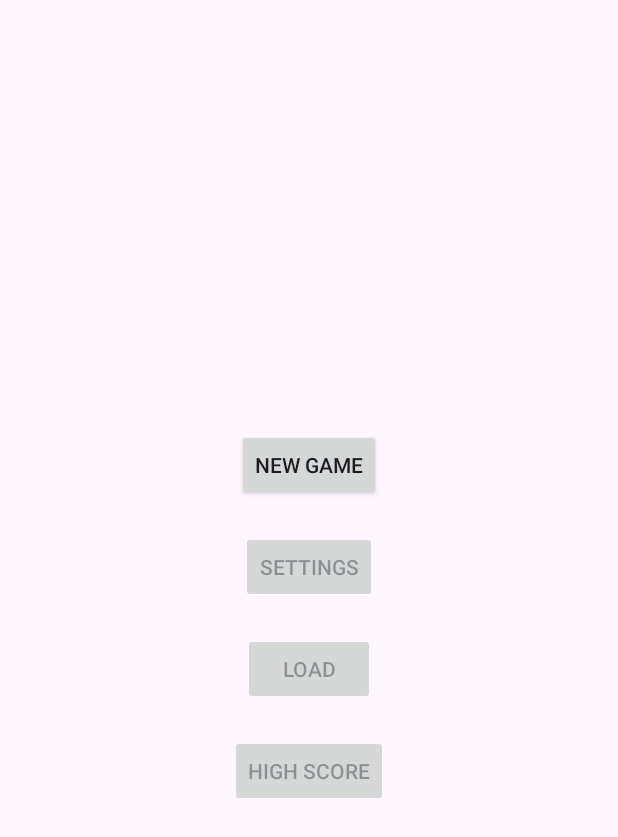
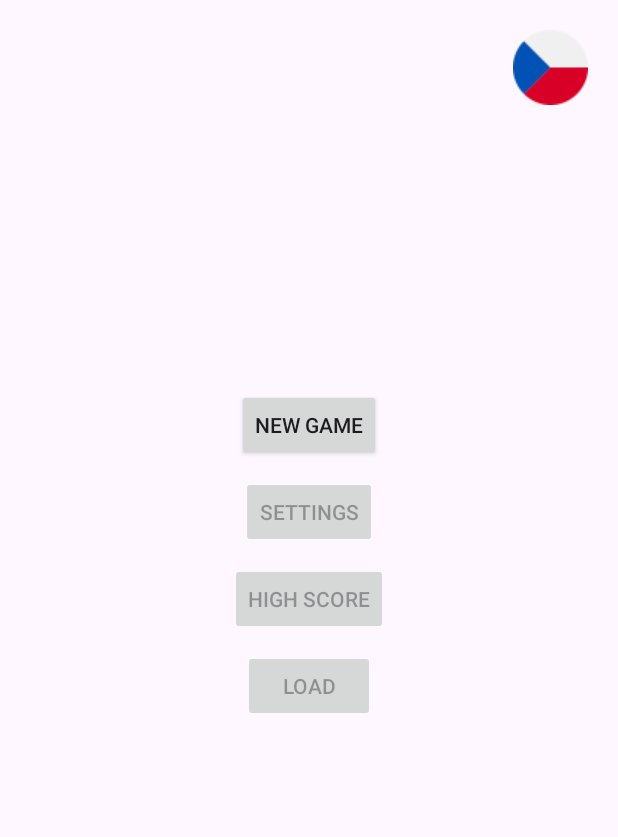
Before and after one commit to MichalLastovka/TheHangman, an Android app: the screen it shows after launch (Menu), on a phone screen of 412 x 824 dp. Shown: the top 837 px of the screen. Run offline under Robolectric (Android 15) with nearby library versions, the phone set to English and light mode, and no system bars.

Commit message:
New icon

```diff
--- a/app/src/main/java/eu/example/thehangman/Game.kt
+++ b/app/src/main/java/eu/example/thehangman/Game.kt
@@ -39,9 +39,6 @@ class Game : AppCompatActivity() {
     override fun onCreate(savedInstanceState: Bundle?) {
         super.onCreate(savedInstanceState)
         setContentView(R.layout.activity_main)
-
-
-
 
         val secret = pickWord()
         println(secret)
--- a/app/src/main/java/eu/example/thehangman/GameSettings.kt
+++ b/app/src/main/java/eu/example/thehangman/GameSettings.kt
@@ -12,7 +12,7 @@ class GameSettings : AppCompatActivity() {
         setContentView(R.layout.activity_game_settings)
 
         val difficultyPicker = findViewById<NumberPicker>(R.id.difficultyPicker)
-        val values = arrayOf("Easy", "Medium", "Hard")
+        val values = arrayOf(getString(R.string.diff_easy), getString(R.string.diff_medium), getString(R.string.diff_hard))
         difficultyPicker.displayedValues = values
         difficultyPicker.minValue = 0
         difficultyPicker.maxValue = values.size - 1
--- a/app/src/main/res/layout/activity_menu.xml
+++ b/app/src/main/res/layout/activity_menu.xml
@@ -1,36 +1,74 @@
 <?xml version="1.0" encoding="utf-8"?>
-<androidx.appcompat.widget.LinearLayoutCompat
+<androidx.constraintlayout.widget.ConstraintLayout xmlns:app="http://schemas.android.com/apk/res-auto"
+    xmlns:tools="http://schemas.android.com/tools"
     android:layout_width="match_parent"
     android:layout_height="match_parent"
     android:orientation="vertical"
     xmlns:android="http://schemas.android.com/apk/res/android"
     android:gravity="center">
+
+    <androidx.appcompat.widget.AppCompatImageButton
+        android:id="@+id/language"
+        android:layout_width="wrap_content"
+        android:layout_height="wrap_content"
+        android:layout_marginTop="20dp"
+        android:layout_marginEnd="20dp"
+        android:background="@android:color/transparent"
+        android:src="@drawable/cze"
+        app:layout_constraintEnd_toEndOf="parent"
+        app:layout_constraintTop_toTopOf="parent" />
+
     <androidx.appcompat.widget.AppCompatButton
         android:id="@+id/newGame"
         android:layout_width="wrap_content"
         android:layout_height="wrap_content"
+        android:layout_alignParentTop="true"
+        android:layout_alignParentEnd="true"
         android:layout_marginVertical="10dp"
-        android:text="New Game"/>
+        android:text="@string/new_game"
+        app:layout_constraintBottom_toBottomOf="parent"
+        app:layout_constraintEnd_toEndOf="parent"
+        app:layout_constraintStart_toStartOf="parent"
+        app:layout_constraintTop_toTopOf="parent"
+        app:layout_constraintVertical_bias="0.32999998" />
+
     <androidx.appcompat.widget.AppCompatButton
         android:id="@+id/settings"
         android:layout_width="wrap_content"
         android:layout_height="wrap_content"
+        android:layout_alignParentTop="true"
+        android:layout_alignParentEnd="true"
         android:layout_marginVertical="10dp"
-        android:text="Settings"
-        android:enabled="false"/>
+        android:enabled="false"
+        android:text="@string/settings"
+        app:layout_constraintEnd_toEndOf="parent"
+        app:layout_constraintStart_toStartOf="parent"
+        app:layout_constraintTop_toBottomOf="@+id/newGame" />
+
     <androidx.appcompat.widget.AppCompatButton
         android:id="@+id/load"
         android:layout_width="wrap_content"
         android:layout_height="wrap_content"
+        android:layout_alignParentTop="true"
+        android:layout_alignParentEnd="true"
         android:layout_marginVertical="10dp"
-        android:text="Load"
-        android:enabled="false"/>
+        android:enabled="false"
+        android:text="@string/load"
+        app:layout_constraintEnd_toEndOf="parent"
+        app:layout_constraintStart_toStartOf="parent"
+        app:layout_constraintTop_toBottomOf="@+id/high_score" />
+
     <androidx.appcompat.widget.AppCompatButton
         android:id="@+id/high_score"
         android:layout_width="wrap_content"
         android:layout_height="wrap_content"
+        android:layout_alignParentTop="true"
+        android:layout_alignParentEnd="true"
         android:layout_marginVertical="10dp"
         android:enabled="false"
-        android:text="High score"/>
+        android:text="@string/high_score"
+        app:layout_constraintEnd_toEndOf="parent"
+        app:layout_constraintStart_toStartOf="parent"
+        app:layout_constraintTop_toBottomOf="@+id/settings" />
 
-</androidx.appcompat.widget.LinearLayoutCompat>
+</androidx.constraintlayout.widget.ConstraintLayout>
```
Also changed, not shown: app/src/main/java/eu/example/thehangman/Menu.kt (+33 -1 lines), app/src/main/res/layout/activity_game_settings.xml (+4 -4 lines), app/src/main/res/layout/activity_main.xml (+27 -27 lines), app/src/main/res/layout/loss_dialog.xml (+4 -4 lines), app/src/main/res/layout/win_dialog.xml (+4 -4 lines), app/src/main/res/values/strings.xml (+49 -31 lines), app/src/main/res/drawable/cze.png (added), app/src/main/res/drawable/eng.png (added), 1 other file.
